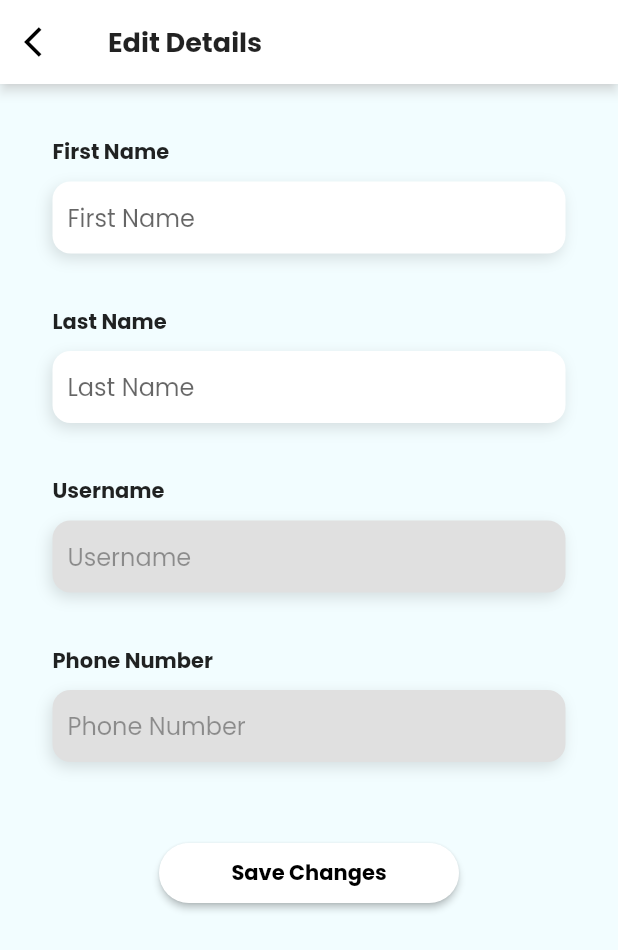
After one commit to 3dwesupport/open-chat-app, a Flutter app: the EditDetails screen opened by its route, on a phone screen of 412 x 824 dp. The commit adds this screen. Shown: the top 950 px of the screen. Run offline on Flutter 3.47's test engine with Material 2 defaults, Android fonts, the phone set to English and light mode, and no system bars; drawn by our look-alikes of oktoast; our stand-ins replace connectivity, flutter_chat_bubble, flutter_dotenv, get_it, google_fonts, pin_code_fields and 1 more; missing offline and left inert: dart_jsonwebtoken; accounts and stored records are empty; network calls fail.

Commit message:
adding search user functionality and logout and edit details functionalities

```diff
--- a/lib/providers/navigation_provider.dart
+++ b/lib/providers/navigation_provider.dart
@@ -16,4 +16,8 @@ class NavigationProvider extends ChangeNotifier {
   Future<dynamic> navigateToWithArgs(String routeName, args) {
     return navigatorKey.currentState!.pushNamed(routeName, arguments: args);
   }
+
+  closeScreen() {
+    return navigatorKey.currentState!.pop();
+  }
 }
--- a/lib/request_handler/request_handler.dart
+++ b/lib/request_handler/request_handler.dart
@@ -47,6 +47,7 @@ class Api {
             Service.LOGIN,
             extraParams!['phone']);
       case Constants.check_auth:
+      case Constants.search_user:
         return await createRequest(item, params, body, Method.GET,
             HeaderTypes.AUTHENTICATED, Service.LOGIN);
 
--- a/lib/routes/routes.dart
+++ b/lib/routes/routes.dart
@@ -3,6 +3,7 @@ import 'package:open_chat_app/models/user_model.dart';
 import 'package:open_chat_app/screens/authentication/authentication.dart';
 import 'package:open_chat_app/screens/authentication/signup.dart';
 import 'package:open_chat_app/screens/conversation.dart';
+import 'package:open_chat_app/screens/edit_details.dart';
 import 'package:open_chat_app/screens/splash_screen.dart';
 
 import '../screens/homepage.dart';
@@ -18,6 +19,7 @@ class SetupRoutes {
       Routes.SPLASH_SCREEN: (context) => SplashScreen(),
       Routes.AUTH_PAGE: (context) => Authentication(),
       Routes.SIGN_UP_SCREEN: (context) => SignUp(),
+      Routes.EDIT_DETAILS_SCREEN: (context) => EditDetails(),
       Routes.CONVERSATION_SCREEN: (context) =>
           Conversation(ModalRoute.of(context)!.settings.arguments as User),
     };
@@ -32,4 +34,5 @@ class Routes {
   static const String AUTH_PAGE = 'authentication_page';
   static const String SIGN_UP_SCREEN = 'signup_page';
   static const String CONVERSATION_SCREEN = 'conversation_screen';
+  static const String EDIT_DETAILS_SCREEN = 'edit_details_page';
 }
--- /dev/null
+++ b/lib/screens/edit_details.dart
@@ -0,0 +1,145 @@
+import 'package:flutter/cupertino.dart';
+import 'package:flutter/material.dart';
+import 'package:open_chat_app/components/user_profile_input.dart';
+import 'package:open_chat_app/models/user_model.dart';
+import 'package:open_chat_app/providers/auth_provider.dart';
+import 'package:open_chat_app/providers/navigation_provider.dart';
+import 'package:open_chat_app/utils/custom_colors.dart';
+import 'package:open_chat_app/utils/strings.dart';
+import 'package:provider/provider.dart';
+
+class EditDetails extends StatefulWidget {
+  @override
+  EditDetailsState createState() => EditDetailsState();
+}
+
+class EditDetailsState extends State<EditDetails> {
+  TextEditingController fNameController = TextEditingController();
+  TextEditingController lNameController = TextEditingController();
+  TextEditingController usernameController = TextEditingController();
+  TextEditingController phoneController = TextEditingController();
+  FocusNode fNameFocusNode = FocusNode();
+  FocusNode lNameFocusNode = FocusNode();
+  FocusNode usernameFocusNode = FocusNode();
+  FocusNode phoneFocusNode = FocusNode();
+
+  @override
+  void initState() {
+    loadData();
+    super.initState();
+  }
+
+  @override
+  Widget build(BuildContext context) {
+    return Scaffold(
+        backgroundColor: CustomColors.splashBg,
+        appBar: AppBar(
+          shadowColor: Colors.white,
+          backgroundColor: Colors.white,
+          elevation: 3,
+          leading: IconButton(
+            icon: Icon(Icons.arrow_back_ios),
+            color: Colors.black,
+            onPressed: () =>
+                Provider.of<NavigationProvider>(context, listen: false)
+                    .closeScreen(),
+          ),
+          title: Text(
+            "Edit Details",
+            style: TextStyle(
+                color: Colors.black87,
+                fontWeight: FontWeight.bold,
+                fontSize: 18),
+          ),
+        ),
+        body: SingleChildScrollView(
+          child: Container(
+            margin: EdgeInsets.symmetric(horizontal: 35),
+            child: Column(
+              children: [
+                Container(
+                  margin: EdgeInsets.only(top: 35),
+                  child: UserProfileInput(
+                    labelText: 'First Name',
+                    key: Key("firstname"),
+                    mobileNumController: fNameController,
+                    mobileFocusNode: fNameFocusNode,
+                    keyboardType: TextInputType.name,
+                  ),
+                ),
+                Container(
+                  margin: EdgeInsets.only(top: 35),
+                  child: UserProfileInput(
+                    labelText: 'Last Name',
+                    key: Key("lastname"),
+                    mobileNumController: lNameController,
+                    mobileFocusNode: lNameFocusNode,
+                    keyboardType: TextInputType.name,
+                  ),
+                ),
+                Container(
+                  margin: EdgeInsets.only(top: 35),
+                  child: UserProfileInput(
+                    labelText: 'Username',
+                    key: Key("username"),
+                    mobileNumController: usernameController,
+                    mobileFocusNode: usernameFocusNode,
+                    keyboardType: TextInputType.name,
+                    enabled: false,
+                  ),
+                ),
+                Container(
+                  margin: EdgeInsets.only(top: 35),
+                  child: UserProfileInput(
+                    labelText: 'Phone Number',
+                    key: Key("phone"),
+                    enabled: false,
+                    mobileNumController: phoneController,
+                    mobileFocusNode: phoneFocusNode,
+                    keyboardType: TextInputType.phone,
+                  ),
+                ),
+                Container(
+                  margin: EdgeInsets.only(top: 50),
+                  child: ElevatedButton(
+                    style: ElevatedButton.styleFrom(
+                        shape: RoundedRectangleBorder(
+                            borderRadius: BorderRadius.circular(30)),
+                        primary: Colors.white,
+                        minimumSize: Size(200, 40)),
+                    child: Text(
+                      Strings.save_changes.toTitleCase(),
+                      style: TextStyle(
+                          color: Colors.black, fontWeight: FontWeight.bold),
+                    ),
+                    onPressed: () => saveUserData(),
+                  ),
+                ),
+              ],
+            ),
+          ),
+        ));
+  }
+
+  saveUserData() async {
+    User user = User(
+        uid: '',
+        firstName: fNameController.text,
+        lastName: lNameController.text,
+        online: 'Y',
+        phone: phoneController.text,
+        username: usernameController.text,
+        appUser: true,
+        userImgUrl: '');
+    await Provider.of<AuthProvider>(context, listen: false).saveUserData(user);
+    Provider.of<NavigationProvider>(context, listen: false).closeScreen();
+  }
+
+  void loadData() {
+    User user = Provider.of<AuthProvider>(context, listen: false).getUserInfo();
+    fNameController.text = user.firstName;
+    lNameController.text = user.lastName;
+    usernameController.text = user.username;
+    phoneController.text = user.phone;
+  }
+}
--- a/lib/utils/constants.dart
+++ b/lib/utils/constants.dart
@@ -9,6 +9,7 @@ class Constants {
   static const String check_auth = '/checkauth';
   static const String update_user = '/updateuser';
   static const String set_user_online = '/setuseronline';
+  static const String search_user = '/searchappuser';
 
   /// Chat Requests
   static const String get_conversation = "/getconversation";
```
Also changed, not shown: lib/providers/auth_provider.dart (+21 -1 lines), lib/screens/homepage.dart (+126 -10 lines), 1 other file.
